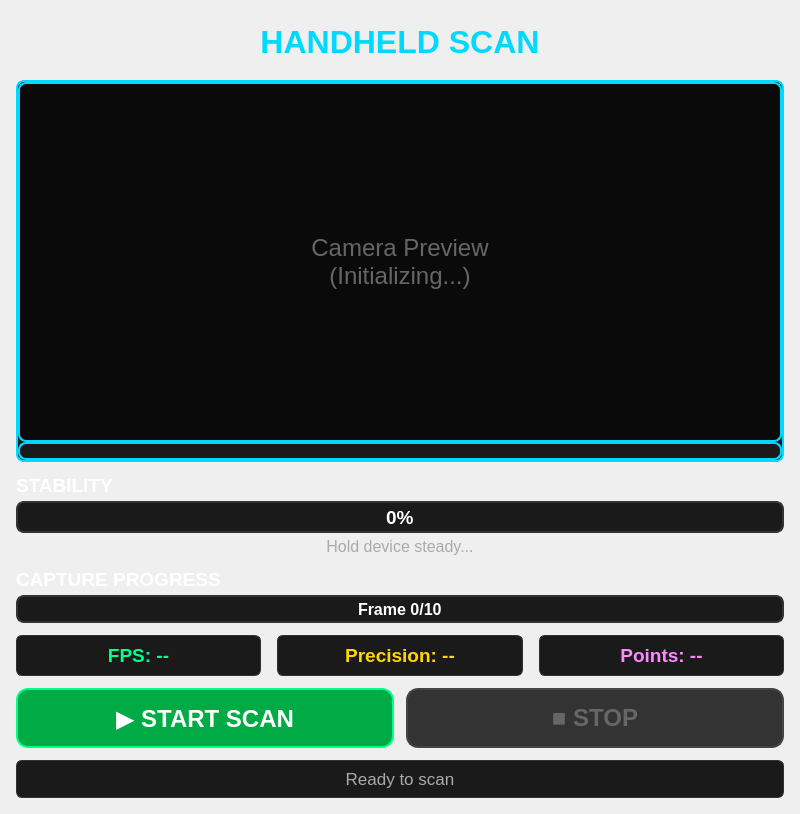
Qt form src/gui/handheld_scan_widget.ui (SupernovaIndustries/unlook-standalone) before a commit.
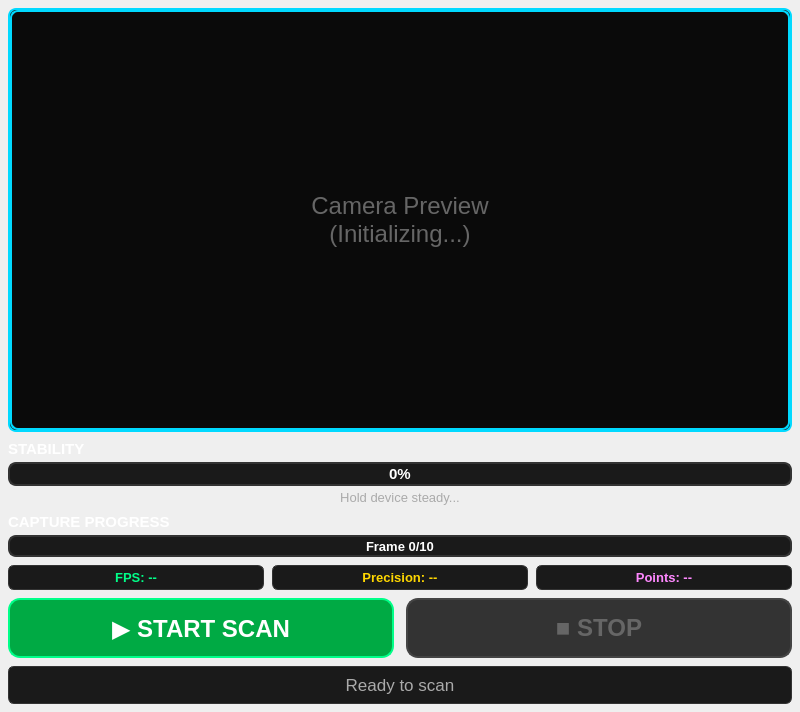
The same form after that commit.

Commit message: UI: Optimize HandheldScanWidget for maximum camera preview space

Diff of the .ui file:
```diff
--- a/src/gui/handheld_scan_widget.ui
+++ b/src/gui/handheld_scan_widget.ui
@@ -15,42 +15,22 @@
   </property>
   <layout class="QVBoxLayout" name="mainLayout">
    <property name="spacing">
-    <number>12</number>
+    <number>8</number>
    </property>
    <property name="leftMargin">
-    <number>16</number>
+    <number>8</number>
    </property>
    <property name="topMargin">
-    <number>16</number>
+    <number>8</number>
    </property>
    <property name="rightMargin">
-    <number>16</number>
+    <number>8</number>
    </property>
    <property name="bottomMargin">
-    <number>16</number>
+    <number>8</number>
    </property>
 
-   <!-- TITLE -->
-   <item>
-    <widget class="QLabel" name="titleLabel">
-     <property name="text">
-      <string>HANDHELD SCAN</string>
-     </property>
-     <property name="alignment">
-      <set>Qt::AlignCenter</set>
-     </property>
-     <property name="styleSheet">
-      <string>
-       font-size: 24pt;
-       font-weight: bold;
-       color: #00D9FF;
-       padding: 8px;
-      </string>
-     </property>
-    </widget>
-   </item>
-
-   <!-- CAMERA PREVIEW (BIG AND CENTRAL) -->
+   <!-- CAMERA PREVIEW (MAXIMIZED) -->
    <item>
     <widget class="QFrame" name="previewFrame">
      <property name="frameShape">
@@ -91,8 +71,8 @@
        <widget class="QLabel" name="cameraPreviewLabel">
         <property name="minimumSize">
          <size>
-          <width>640</width>
-          <height>360</height>
+          <width>0</width>
+          <height>420</height>
          </size>
         </property>
         <property name="text">
@@ -114,21 +94,6 @@
         </property>
        </widget>
       </item>
-
-      <!-- Crosshair overlay (optional, can be drawn programmatically) -->
-      <item>
-       <widget class="QLabel" name="crosshairLabel">
-        <property name="minimumSize">
-         <size>
-          <width>0</width>
-          <height>0</height>
-         </size>
-        </property>
-        <property name="text">
-         <string></string>
-        </property>
-       </widget>
-      </item>
      </layout>
     </widget>
    </item>
@@ -146,7 +111,7 @@
        </property>
        <property name="styleSheet">
         <string>
-         font-size: 14pt;
+         font-size: 11pt;
          font-weight: bold;
          color: #FFFFFF;
         </string>
@@ -158,7 +123,7 @@
        <property name="minimumSize">
         <size>
          <width>0</width>
-         <height>32</height>
+         <height>24</height>
         </size>
        </property>
        <property name="value">
@@ -177,7 +142,7 @@
            border-radius: 8px;
            background-color: #1a1a1a;
            text-align: center;
-           font-size: 14pt;
+           font-size: 11pt;
            font-weight: bold;
            color: #FFFFFF;
          }
@@ -199,7 +164,7 @@
        </property>
        <property name="styleSheet">
         <string>
-         font-size: 12pt;
+         font-size: 10pt;
          color: #AAAAAA;
         </string>
        </property>
@@ -221,7 +186,7 @@
        </property>
        <property name="styleSheet">
         <string>
-         font-size: 14pt;
+         font-size: 11pt;
          font-weight: bold;
          color: #FFFFFF;
         </string>
@@ -233,7 +198,7 @@
        <property name="minimumSize">
         <size>
          <width>0</width>
-         <height>28</height>
+         <height>22</height>
         </size>
        </property>
        <property name="value">
@@ -255,7 +220,7 @@
            border-radius: 8px;
            background-color: #1a1a1a;
            text-align: center;
-           font-size: 12pt;
+           font-size: 10pt;
            font-weight: bold;
            color: #FFFFFF;
          }
@@ -274,7 +239,7 @@
    <item>
     <layout class="QHBoxLayout" name="metricsLayout">
      <property name="spacing">
-      <number>16</number>
+      <number>8</number>
      </property>
      <item>
       <widget class="QLabel" name="fpsLabel">
@@ -283,10 +248,10 @@
        </property>
        <property name="styleSheet">
         <string>
-         font-size: 14pt;
+         font-size: 10pt;
          font-weight: bold;
          color: #00FF88;
-         padding: 8px;
+         padding: 4px;
          background-color: #1a1a1a;
          border: 1px solid #333333;
          border-radius: 6px;
@@ -304,10 +269,10 @@
        </property>
        <property name="styleSheet">
         <string>
-         font-size: 14pt;
+         font-size: 10pt;
          font-weight: bold;
          color: #FFD700;
-         padding: 8px;
+         padding: 4px;
          background-color: #1a1a1a;
          border: 1px solid #333333;
          border-radius: 6px;
@@ -325,10 +290,10 @@
        </property>
        <property name="styleSheet">
         <string>
-         font-size: 14pt;
+         font-size: 10pt;
          font-weight: bold;
          color: #FF88FF;
-         padding: 8px;
+         padding: 4px;
          background-color: #1a1a1a;
          border: 1px solid #333333;
          border-radius: 6px;
```
